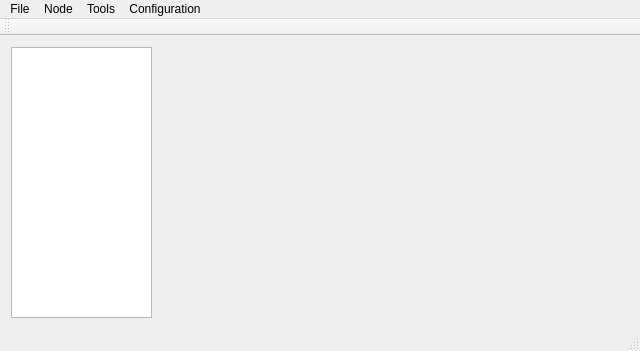
This is src/PhyloGUI/mainwindow.ui in nbombau/phyloloc as Qt 5 draws it before an edit. The edited form follows.
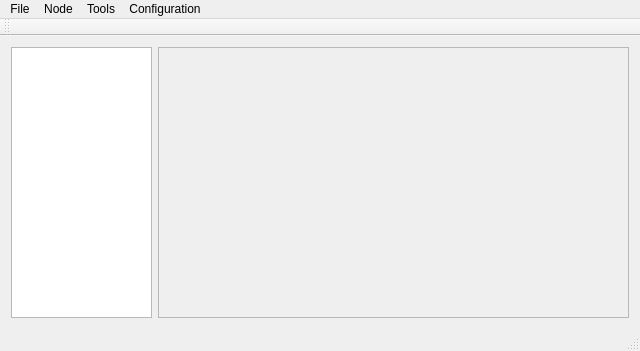
This is the edited form.

The edit to the form file:
```diff
--- a/src/PhyloGUI/mainwindow.ui
+++ b/src/PhyloGUI/mainwindow.ui
@@ -33,17 +33,11 @@
         <verstretch>0</verstretch>
        </sizepolicy>
       </property>
-      <property name="minimumSize">
-       <size>
-        <width>465</width>
-        <height>271</height>
-       </size>
+      <property name="frameShape">
+       <enum>QFrame::StyledPanel</enum>
       </property>
-      <property name="baseSize">
-       <size>
-        <width>461</width>
-        <height>271</height>
-       </size>
+      <property name="frameShadow">
+       <enum>QFrame::Raised</enum>
       </property>
      </widget>
     </item>
```
